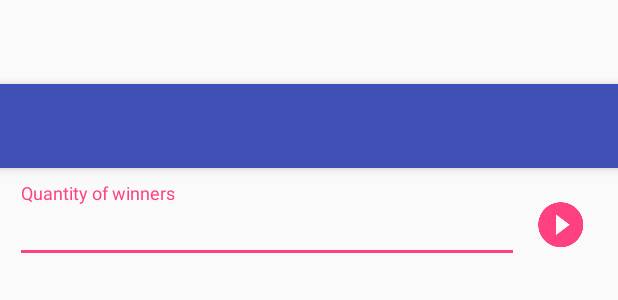
After one commit to fibelatti/raffler, an Android app: the layout activity_nwinners.xml on its own in the app's theme, with its tools: preview values and no code run, on a phone screen of 412 x 824 dp. The commit adds this screen. Shown: the top 300 px of the screen. Run offline under Robolectric (Android 15) with nearby library versions, the phone set to English and light mode, and no system bars.

Commit message:
Including n winners layout

```diff
--- /dev/null
+++ b/raffler/app/src/main/res/layout/activity_nwinners.xml
@@ -0,0 +1,64 @@
+<?xml version="1.0" encoding="utf-8"?>
+<android.support.design.widget.CoordinatorLayout xmlns:android="http://schemas.android.com/apk/res/android"
+    xmlns:app="http://schemas.android.com/apk/res-auto"
+    xmlns:tools="http://schemas.android.com/tools"
+    android:id="@+id/coordinator_layout"
+    android:layout_width="match_parent"
+    android:layout_height="match_parent"
+    android:fitsSystemWindows="true"
+    tools:context=".views.activities.NWinnersActivity">
+
+    <include layout="@layout/toolbar_default" />
+
+    <RelativeLayout
+        android:layout_width="match_parent"
+        android:layout_height="match_parent"
+        app:layout_behavior="@string/appbar_scrolling_view_behavior">
+
+        <LinearLayout
+            android:layout_width="match_parent"
+            android:layout_height="wrap_content"
+            android:orientation="horizontal"
+            android:padding="@dimen/padding_small">
+
+            <android.support.design.widget.TextInputLayout
+                android:id="@+id/input_layout_winners_quantity"
+                android:layout_width="0dp"
+                android:layout_height="wrap_content"
+                android:layout_weight="1">
+
+                <EditText
+                    android:id="@+id/input_winners_quantity"
+                    android:layout_width="match_parent"
+                    android:layout_height="wrap_content"
+                    android:hint="@string/nwinners_hint_quantity"
+                    android:imeOptions="actionNext"
+                    android:inputType="number"
+                    android:singleLine="true"
+                    android:textColor="@color/textPrimaryDark"
+                    android:textSize="@dimen/text_size_regular" />
+            </android.support.design.widget.TextInputLayout>
+
+            <ImageButton
+                android:id="@+id/btn_raffle_winners"
+                android:layout_width="wrap_content"
+                android:layout_height="wrap_content"
+                android:background="@null"
+                android:contentDescription="@string/nwinners_action_raffle"
+                android:padding="@dimen/padding_small"
+                android:src="@drawable/ic_play_circle_white"
+                android:text="@string/nwinners_action_raffle"
+                android:tint="@color/colorCallToAction" />
+        </LinearLayout>
+
+        <android.support.v7.widget.RecyclerView
+            android:id="@+id/recycler_view"
+            android:layout_width="match_parent"
+            android:layout_height="match_parent"
+            android:layout_below="@id/input_layout_group_item"
+            android:paddingLeft="@dimen/padding_small"
+            android:paddingRight="@dimen/padding_small"
+            android:scrollbars="vertical" />
+    </RelativeLayout>
+
+</android.support.design.widget.CoordinatorLayout>
--- /dev/null
+++ b/raffler/app/src/main/res/layout/list_row_n_winners.xml
@@ -0,0 +1,19 @@
+<?xml version="1.0" encoding="utf-8"?>
+<RelativeLayout xmlns:android="http://schemas.android.com/apk/res/android"
+    android:layout_width="match_parent"
+    android:layout_height="wrap_content"
+    android:background="?android:attr/selectableItemBackground"
+    android:clickable="true"
+    android:focusable="true"
+    android:orientation="vertical"
+    android:padding="@dimen/padding_small">
+
+    <TextView
+        android:id="@+id/name"
+        android:layout_width="match_parent"
+        android:layout_height="wrap_content"
+        android:layout_alignParentTop="true"
+        android:layout_centerVertical="true"
+        android:textColor="@color/textPrimaryDark"
+        android:textSize="@dimen/text_size_regular" />
+</RelativeLayout>
--- a/raffler/app/src/main/res/values/strings.xml
+++ b/raffler/app/src/main/res/values/strings.xml
@@ -5,6 +5,7 @@
     <string name="label_group_activity">GroupActivity</string>
     <string name="label_group_form_activity">GroupFormActivity</string>
     <string name="label_roulette_activity">RouletteActivity</string>
+    <string name="label_nwinners_activity">NWinnersActivity</string>
 
     <!-- Generics -->
     <string name="hint_ok">Ok</string>
@@ -72,4 +73,10 @@
     <!-- RouletteActivity -->
     <string name="roulette_title">Roulette!</string>
     <string name="roulette_msg_stopping">Stopping&#8230;</string>
+
+    <!-- NWinnersActivity -->
+    <string name="nwinners_title">N Winners!</string>
+    <string name="nwinners_hint_quantity">Quantity of winners</string>
+    <string name="nwinners_action_raffle">Raffle</string>
+    <string name="nwinners_msg_validate_quantity">Quantity should be less than %d</string>
 </resources>
```
